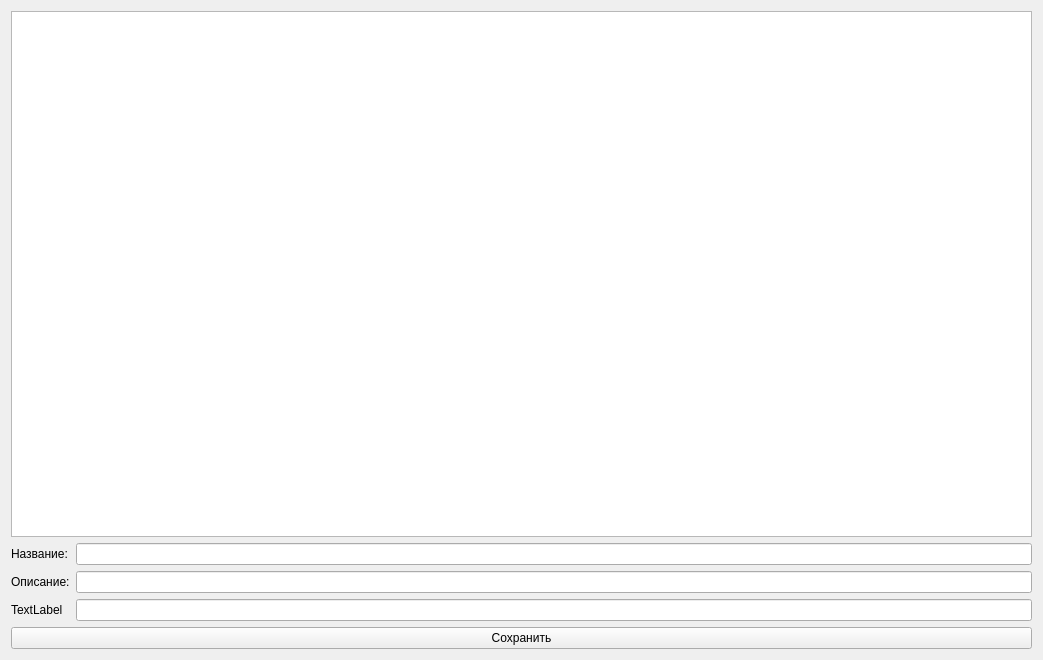
The window that smart/design/EquipmentForm.ui (Vestimy/smart) describes before a commit, drawn with Qt 5.
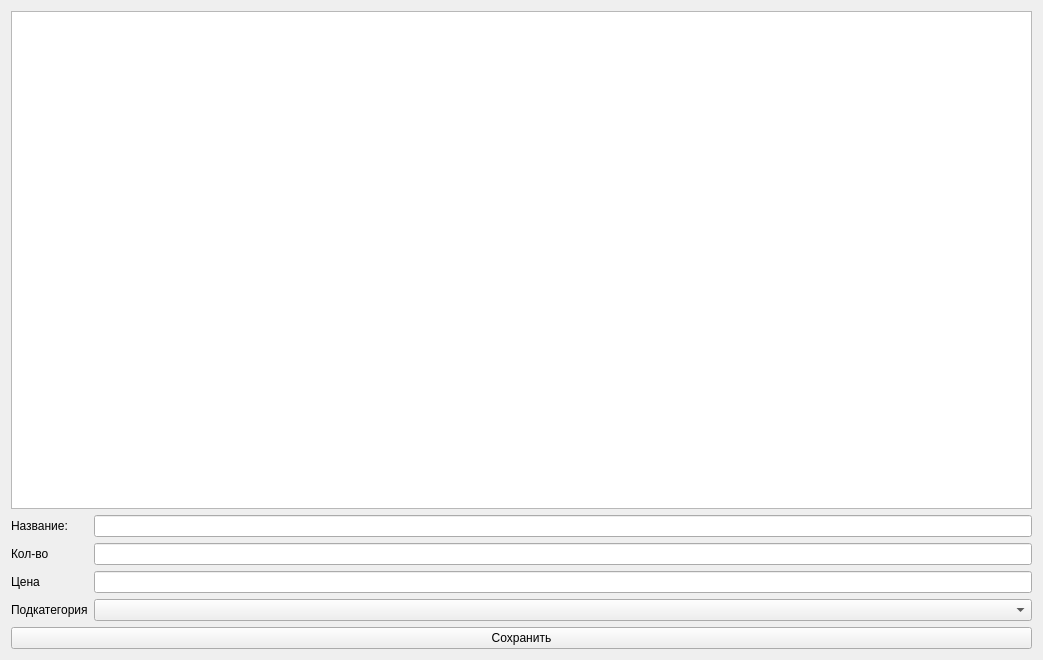
The same window after the commit.

Patch:
```diff
--- a/smart/design/EquipmentForm.ui
+++ b/smart/design/EquipmentForm.ui
@@ -48,22 +48,32 @@
      <item row="1" column="0">
       <widget class="QLabel" name="label_2">
        <property name="text">
-        <string>Описание:</string>
+        <string>Кол-во</string>
        </property>
       </widget>
      </item>
      <item row="1" column="1">
       <widget class="QLineEdit" name="lineEdit_desc_sub_category"/>
      </item>
-     <item row="2" column="0">
+     <item row="3" column="0">
       <widget class="QLabel" name="label_3">
        <property name="text">
-        <string>TextLabel</string>
+        <string>Цена</string>
        </property>
       </widget>
      </item>
-     <item row="2" column="1">
-      <widget class="QLineEdit" name="lineEdit_categoryid_sub_category"/>
+     <item row="3" column="1">
+      <widget class="QLineEdit" name="lineEdit_price_equipment"/>
+     </item>
+     <item row="4" column="0">
+      <widget class="QLabel" name="label_4">
+       <property name="text">
+        <string>Подкатегория</string>
+       </property>
+      </widget>
+     </item>
+     <item row="4" column="1">
+      <widget class="QComboBox" name="comboBox_subcategory_equipment"/>
      </item>
     </layout>
    </item>
```
Left out of the diff: 6 changed lines with no effect on the pictures.
